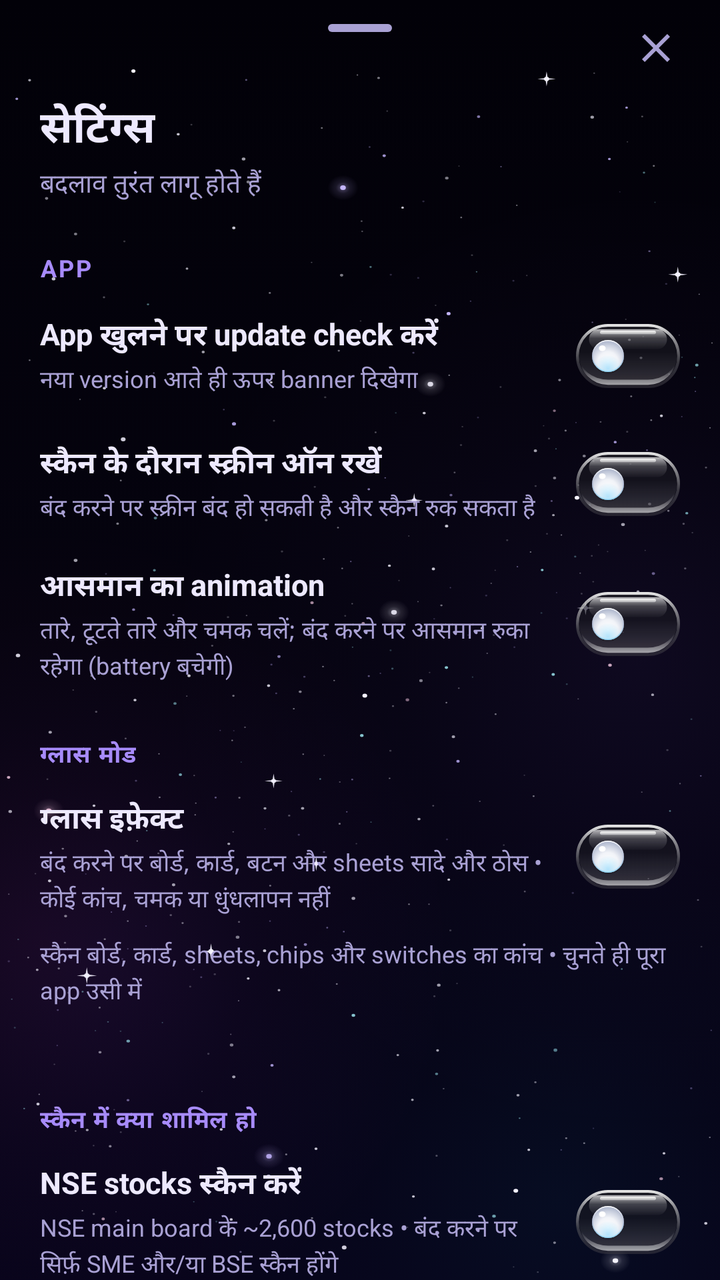
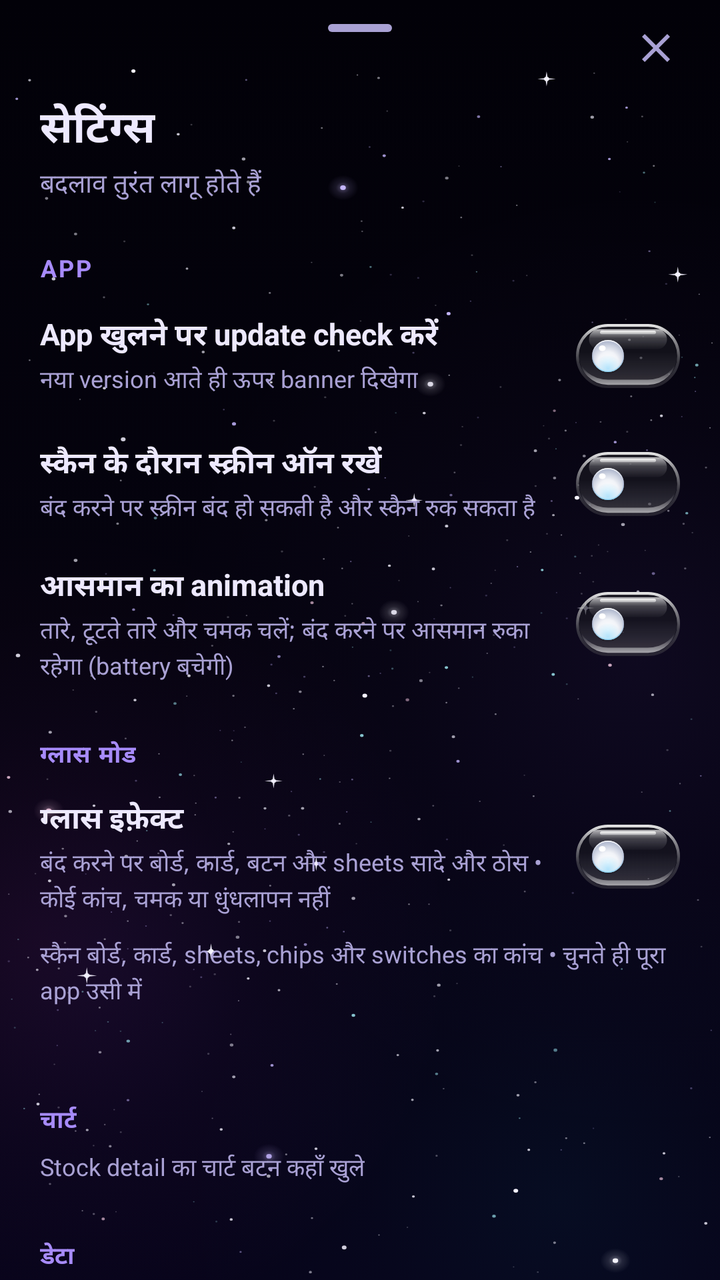

The first picture is an Android layout as it rendered before a commit; the second is the same layout after the commit. The layout source and the unified diff follow.
<!-- AndroidManifest.xml: application theme Theme.ShareScan -->
<!-- res/layout/sheet_settings.xml -->
<?xml version="1.0" encoding="utf-8"?>
<LinearLayout xmlns:android="http://schemas.android.com/apk/res/android"
    xmlns:app="http://schemas.android.com/apk/res-auto"
    android:layout_width="match_parent"
    android:layout_height="wrap_content"
    android:orientation="vertical">

    <include
        android:id="@+id/sheetTopBar"
        layout="@layout/sheet_top_bar" />

    <TextView
        style="@style/SheetTitle"
        android:layout_width="wrap_content"
        android:layout_height="wrap_content"
        android:text="@string/settings_title" />

    <TextView
        style="@style/SheetSubtitle"
        android:layout_width="wrap_content"
        android:layout_height="wrap_content"
        android:text="@string/settings_subtitle" />

    <androidx.core.widget.NestedScrollView
        android:layout_width="match_parent"
        android:layout_height="wrap_content">

        <LinearLayout
            android:layout_width="match_parent"
            android:layout_height="wrap_content"
            android:orientation="vertical"
            android:paddingBottom="24dp">

            <TextView
                style="@style/SettingsSection"
                android:layout_width="wrap_content"
                android:layout_height="wrap_content"
                android:text="@string/settings_section_app" />

            <LinearLayout
                android:id="@+id/settingUpdatesRow"
                style="@style/SettingsRow"
                android:layout_width="match_parent"
                android:layout_height="wrap_content">

                <LinearLayout
                    android:layout_width="0dp"
                    android:layout_height="wrap_content"
                    android:layout_marginEnd="12dp"
                    android:layout_weight="1"
                    android:orientation="vertical">

                    <TextView
                        style="@style/SettingsRowTitle"
                        android:layout_width="wrap_content"
                        android:layout_height="wrap_content"
                        android:text="@string/settings_updates" />

                    <TextView
                        style="@style/SettingsRowBody"
                        android:layout_width="wrap_content"
                        android:layout_height="wrap_content"
                        android:text="@string/settings_updates_body" />
                </LinearLayout>

                <com.google.android.material.materialswitch.MaterialSwitch
                    android:id="@+id/settingUpdates"
                    android:layout_width="wrap_content"
                    android:layout_height="wrap_content"
                    android:contentDescription="@string/settings_updates" />
            </LinearLayout>

            <LinearLayout
                android:id="@+id/settingScreenRow"
                style="@style/SettingsRow"
                android:layout_width="match_parent"
                android:layout_height="wrap_content">

                <LinearLayout
                    android:layout_width="0dp"
                    android:layout_height="wrap_content"
                    android:layout_marginEnd="12dp"
                    android:layout_weight="1"
                    android:orientation="vertical">

                    <TextView
                        style="@style/SettingsRowTitle"
                        android:layout_width="wrap_content"
                        android:layout_height="wrap_content"
                        android:text="@string/settings_screen" />

                    <TextView
                        style="@style/SettingsRowBody"
                        android:layout_width="wrap_content"
                        android:layout_height="wrap_content"
                        android:text="@string/settings_screen_body" />
                </LinearLayout>

                <com.google.android.material.materialswitch.MaterialSwitch
                    android:id="@+id/settingScreen"
                    android:layout_width="wrap_content"
                    android:layout_height="wrap_content"
                    android:contentDescription="@string/settings_screen" />
            </LinearLayout>

            <LinearLayout
                android:id="@+id/settingSkyRow"
                style="@style/SettingsRow"
                android:layout_width="match_parent"
                android:layout_height="wrap_content">

                <LinearLayout
                    android:layout_width="0dp"
                    android:layout_height="wrap_content"
                    android:layout_marginEnd="12dp"
                    android:layout_weight="1"
                    android:orientation="vertical">

                    <TextView
                        style="@style/SettingsRowTitle"
                        android:layout_width="wrap_content"
                        android:layout_height="wrap_content"
                        android:text="@string/settings_sky" />

                    <TextView
                        style="@style/SettingsRowBody"
                        android:layout_width="wrap_content"
                        android:layout_height="wrap_content"
                        android:text="@string/settings_sky_body" />
                </LinearLayout>

                <com.google.android.material.materialswitch.MaterialSwitch
                    android:id="@+id/settingSky"
                    android:layout_width="wrap_content"
                    android:layout_height="wrap_content"
                    android:contentDescription="@string/settings_sky" />
            </LinearLayout>

            
            <TextView
                style="@style/SettingsSection"
                android:layout_width="wrap_content"
                android:layout_height="wrap_content"
                android:text="@string/settings_section_glass" />

            
            <LinearLayout
                android:id="@+id/settingGlassRow"
                style="@style/SettingsRow"
                android:layout_width="match_parent"
                android:layout_height="wrap_content">

                <LinearLayout
                    android:layout_width="0dp"
                    android:layout_height="wrap_content"
                    android:layout_marginEnd="12dp"
                    android:layout_weight="1"
                    android:orientation="vertical">

                    <TextView
                        style="@style/SettingsRowTitle"
                        android:layout_width="wrap_content"
                        android:layout_height="wrap_content"
                        android:text="@string/settings_glass_on" />

                    <TextView
                        style="@style/SettingsRowBody"
                        android:layout_width="wrap_content"
                        android:layout_height="wrap_content"
                        android:text="@string/settings_glass_on_body" />
                </LinearLayout>

                <com.google.android.material.materialswitch.MaterialSwitch
                    android:id="@+id/settingGlassOn"
                    android:layout_width="wrap_content"
                    android:layout_height="wrap_content"
                    android:contentDescription="@string/settings_glass_on" />
            </LinearLayout>

            <TextView
                style="@style/SettingsRowBody"
                android:layout_width="wrap_content"
                android:layout_height="wrap_content"
                android:layout_marginHorizontal="20dp"
                android:text="@string/settings_glass_body" />

            <com.google.android.material.chip.ChipGroup
                android:id="@+id/settingGlass"
                android:layout_width="match_parent"
                android:layout_height="wrap_content"
                android:layout_marginTop="8dp"
                android:paddingHorizontal="20dp"
                app:selectionRequired="true"
                app:singleSelection="true" />

            <TextView
                android:id="@+id/settingGlassCurrent"
                style="@style/SettingsRowBody"
                android:layout_width="wrap_content"
                android:layout_height="wrap_content"
                android:layout_marginHorizontal="20dp"
                android:layout_marginTop="4dp" />

            <TextView
                style="@style/SettingsSection"
                android:layout_width="wrap_content"
                android:layout_height="wrap_content"
                android:text="@string/settings_section_scan" />

            <LinearLayout
                android:id="@+id/settingNseRow"
                style="@style/SettingsRow"
                android:layout_width="match_parent"
                android:layout_height="wrap_content">

                <LinearLayout
                    android:layout_width="0dp"
                    android:layout_height="wrap_content"
                    android:layout_marginEnd="12dp"
                    android:layout_weight="1"
                    android:orientation="vertical">

                    <TextView
                        style="@style/SettingsRowTitle"
                        android:layout_width="wrap_content"
                        android:layout_height="wrap_content"
                        android:text="@string/settings_nse" />

                    <TextView
                        style="@style/SettingsRowBody"
                        android:layout_width="wrap_content"
                        android:layout_height="wrap_content"
                        android:text="@string/settings_nse_body" />
                </LinearLayout>

                <com.google.android.material.materialswitch.MaterialSwitch
                    android:id="@+id/settingNse"
                    android:layout_width="wrap_content"
                    android:layout_height="wrap_content"
                    android:contentDescription="@string/settings_nse" />
            </LinearLayout>

            <LinearLayout
                android:id="@+id/settingSmeRow"
                style="@style/SettingsRow"
                android:layout_width="match_parent"
                android:layout_height="wrap_content">

                <LinearLayout
                    android:layout_width="0dp"
                    android:layout_height="wrap_content"
                    android:layout_marginEnd="12dp"
                    android:layout_weight="1"
                    android:orientation="vertical">

                    <TextView
                        style="@style/SettingsRowTitle"
                        android:layout_width="wrap_content"
                        android:layout_height="wrap_content"
                        android:text="@string/settings_sme" />

                    <TextView
                        style="@style/SettingsRowBody"
                        android:layout_width="wrap_content"
                        android:layout_height="wrap_content"
                        android:text="@string/settings_sme_body" />
                </LinearLayout>

                <com.google.android.material.materialswitch.MaterialSwitch
                    android:id="@+id/settingSme"
                    android:layout_width="wrap_content"
                    android:layout_height="wrap_content"
                    android:contentDescription="@string/settings_sme" />
            </LinearLayout>

            <LinearLayout
                android:id="@+id/settingBseRow"
                style="@style/SettingsRow"
                android:layout_width="match_parent"
                android:layout_height="wrap_content">

                <LinearLayout
                    android:layout_width="0dp"
                    android:layout_height="wrap_content"
                    android:layout_marginEnd="12dp"
                    android:layout_weight="1"
                    android:orientation="vertical">

                    <TextView
                        style="@style/SettingsRowTitle"
                        android:layout_width="wrap_content"
                        android:layout_height="wrap_content"
                        android:text="@string/settings_bse" />

                    <TextView
                        style="@style/SettingsRowBody"
                        android:layout_width="wrap_content"
                        android:layout_height="wrap_content"
                        android:text="@string/settings_bse_body" />
                </LinearLayout>

                <com.google.android.material.materialswitch.MaterialSwitch
                    android:id="@+id/settingBse"
                    android:layout_width="wrap_content"
                    android:layout_height="wrap_content"
                    android:contentDescription="@string/settings_bse" />
            </LinearLayout>

            <TextView
                style="@style/SettingsSection"
                android:layout_width="wrap_content"
                android:layout_height="wrap_content"
                android:text="@string/settings_section_chart" />

            <TextView
                style="@style/SettingsRowBody"
                android:layout_width="wrap_content"
                android:layout_height="wrap_content"
                android:layout_marginHorizontal="20dp"
                android:text="@string/settings_chart_body" />

            <com.google.android.material.chip.ChipGroup
                android:id="@+id/settingChart"
                android:layout_width="match_parent"
                android:layout_height="wrap_content"
                android:layout_marginTop="8dp"
                android:paddingHorizontal="20dp"
                app:selectionRequired="true"
                app:singleSelection="true" />

            <TextView
                style="@style/SettingsSection"
                android:layout_width="wrap_content"
                android:layout_height="wrap_content"
                android:text="@string/settings_section_data" />

            <com.google.android.material.button.MaterialButton
                android:id="@+id/settingClearWatchlist"
                style="@style/SettingsAction"
                android:layout_width="match_parent"
                android:layout_height="wrap_content"
                app:icon="@drawable/ic_star_outline" />

            <com.google.android.material.button.MaterialButton
                android:id="@+id/settingResetFilters"
                style="@style/SettingsAction"
                android:layout_width="match_parent"
                android:layout_height="wrap_content"
                android:text="@string/settings_reset_filters"
                app:icon="@drawable/ic_tune" />

            <com.google.android.material.button.MaterialButton
                android:id="@+id/settingClearRanks"
                style="@style/SettingsAction"
                android:layout_width="match_parent"
                android:layout_height="wrap_content"
                android:text="@string/settings_clear_ranks"
                app:icon="@drawable/ic_delete" />
        </LinearLayout>
    </androidx.core.widget.NestedScrollView>
</LinearLayout>
<!-- res/layout/sheet_top_bar.xml (included above) -->
<?xml version="1.0" encoding="utf-8"?>
<FrameLayout xmlns:android="http://schemas.android.com/apk/res/android"
    xmlns:app="http://schemas.android.com/apk/res-auto"
    android:layout_width="match_parent"
    android:layout_height="wrap_content">

    <com.google.android.material.bottomsheet.BottomSheetDragHandleView
        android:layout_width="match_parent"
        android:layout_height="wrap_content" />

    <ImageButton
        android:id="@+id/sheetBack"
        android:layout_width="48dp"
        android:layout_height="48dp"
        android:layout_gravity="start|center_vertical"
        android:layout_marginStart="8dp"
        android:background="?attr/selectableItemBackgroundBorderless"
        android:contentDescription="@string/sheet_back"
        android:src="@drawable/ic_arrow_back"
        android:visibility="gone"
        app:tint="@color/text_primary" />

    <ImageButton
        android:id="@+id/sheetClose"
        android:layout_width="48dp"
        android:layout_height="48dp"
        android:layout_gravity="end|center_vertical"
        android:layout_marginEnd="8dp"
        android:background="?attr/selectableItemBackgroundBorderless"
        android:contentDescription="@string/sheet_close"
        android:src="@drawable/ic_close"
        app:tint="@color/text_secondary" />
</FrameLayout>
<!-- resources referenced by this layout -->
<resources>
  <string name="settings_bse">BSE stocks भी स्कैन करें</string>
  <string name="settings_bse_body">NSE चालू हो तो सिर्फ़ BSE वाले ~2,000 stocks जुड़ते हैं, NSE बंद हो तो BSE के सभी ~4,400 • स्कैन लंबा होगा • सिर्फ़ BSE वाले stocks का market cap नहीं दिखता • अगले स्कैन से</string>
  <string name="settings_chart_body">Stock detail का चार्ट बटन कहाँ खुले</string>
  <string name="settings_clear_ranks">NEW / ▲▼ rank history साफ़ करें</string>
  <string name="settings_glass_body">स्कैन बोर्ड, कार्ड, sheets, chips और switches का कांच • चुनते ही पूरा app उसी में</string>
  <string name="settings_glass_on">ग्लास इफ़ेक्ट</string>
  <string name="settings_glass_on_body">बंद करने पर बोर्ड, कार्ड, बटन और sheets सादे और ठोस • कोई कांच, चमक या धुंधलापन नहीं</string>
  <string name="settings_nse">NSE stocks स्कैन करें</string>
  <string name="settings_nse_body">NSE main board के ~2,600 stocks • बंद करने पर सिर्फ़ SME और/या BSE स्कैन होंगे</string>
  <string name="settings_reset_filters">सभी Filters reset करें</string>
  <string name="settings_screen">स्कैन के दौरान स्क्रीन ऑन रखें</string>
  <string name="settings_screen_body">बंद करने पर स्क्रीन बंद हो सकती है और स्कैन रुक सकता है</string>
  <string name="settings_section_app">App</string>
  <string name="settings_section_chart">चार्ट</string>
  <string name="settings_section_data">डेटा</string>
  <string name="settings_section_glass">ग्लास मोड</string>
  <string name="settings_section_scan">स्कैन में क्या शामिल हो</string>
  <string name="settings_sky">आसमान का animation</string>
  <string name="settings_sky_body">तारे, टूटते तारे और चमक चलें; बंद करने पर आसमान रुका रहेगा (battery बचेगी)</string>
  <string name="settings_sme">NSE SME stocks भी स्कैन करें</string>
  <string name="settings_sme_body">NSE Emerge के ~580 छोटे stocks; जिनका price data मिलता है (लगभग आधे) वही जुड़ेंगे • कम liquidity • अगले स्कैन से</string>
  <string name="settings_subtitle">बदलाव तुरंत लागू होते हैं</string>
  <string name="settings_title">सेटिंग्स</string>
  <string name="settings_updates">App खुलने पर update check करें</string>
  <string name="settings_updates_body">नया version आते ही ऊपर banner दिखेगा</string>
  <string name="sheet_back">वापस मेन्यू पर</string>
  <string name="sheet_close">बंद करें</string>
  <color name="galaxy_accent">#A78BFA</color>
  <color name="galaxy_on_accent">#1B0B45</color>
  <color name="galaxy_accent_container">#3B2381</color>
  <color name="galaxy_on_accent_container">#EDE9FE</color>
  <color name="galaxy_primary_inverse">#5B3FD0</color>
  <color name="galaxy_cyan">#22D3EE</color>
  <color name="galaxy_magenta">#F472B6</color>
  <color name="galaxy_bg">#020108</color>
  <color name="galaxy_surface_high">#1D1347</color>
  <color name="galaxy_surface_lowest">#010005</color>
  <color name="galaxy_surface_low">#0E0829</color>
  <color name="galaxy_surface">#150D3A</color>
  <color name="galaxy_surface_highest">#271A58</color>
  <color name="galaxy_text">#EDE9FE</color>
  <color name="galaxy_text_soft">#A9A1D4</color>
  <color name="galaxy_outline">#3B2F7A</color>
  <color name="bear">#FB7185</color>
  <color name="galaxy_card">#B3170E3F</color>
  <color name="galaxy_card_stroke">#8CA78BFA</color>
  <color name="galaxy_sheet">#E0120A33</color>
  <color name="galaxy_track">#2A1E5E</color>
  <style name="Widget.ShareScan.Button" parent="Widget.Material3.Button">
          <item name="android:stateListAnimator">@animator/press_scale</item>
      </style>
  <style name="Widget.ShareScan.BottomSheet" parent="Widget.Material3.BottomSheet.Modal">
          <item name="backgroundTint">@color/glass_sheet</item>
      </style>
  <color name="hero_glass_mid">#666A22B5</color>
  <color name="hero_glass_end">#5908718F</color>
  <color name="hero_glass_start">#5922104E</color>
  <color name="glass_sheen">#2EFFFFFF</color>
  <color name="glass_rim">#59FFFFFF</color>
  <!-- unchanged entries left out for length: 37 -->
</resources>

<!-- the commit's change to res/layout/sheet_settings.xml (unified diff, before → after) -->
@@ -200,111 +200,6 @@
                 android:layout_height="wrap_content"
                 android:layout_marginHorizontal="20dp"
                 android:layout_marginTop="4dp" />
-
-            <TextView
-                style="@style/SettingsSection"
-                android:layout_width="wrap_content"
-                android:layout_height="wrap_content"
-                android:text="@string/settings_section_scan" />
-
-            <LinearLayout
-                android:id="@+id/settingNseRow"
-                style="@style/SettingsRow"
-                android:layout_width="match_parent"
-                android:layout_height="wrap_content">
-
-                <LinearLayout
-                    android:layout_width="0dp"
-                    android:layout_height="wrap_content"
-                    android:layout_marginEnd="12dp"
-                    android:layout_weight="1"
-                    android:orientation="vertical">
-
-                    <TextView
-                        style="@style/SettingsRowTitle"
-                        android:layout_width="wrap_content"
-                        android:layout_height="wrap_content"
-                        android:text="@string/settings_nse" />
-
-                    <TextView
-                        style="@style/SettingsRowBody"
-                        android:layout_width="wrap_content"
-                        android:layout_height="wrap_content"
-                        android:text="@string/settings_nse_body" />
-                </LinearLayout>
-
-                <com.google.android.material.materialswitch.MaterialSwitch
-                    android:id="@+id/settingNse"
-                    android:layout_width="wrap_content"
-                    android:layout_height="wrap_content"
-                    android:contentDescription="@string/settings_nse" />
-            </LinearLayout>
-
-            <LinearLayout
-                android:id="@+id/settingSmeRow"
-                style="@style/SettingsRow"
-                android:layout_width="match_parent"
-                android:layout_height="wrap_content">
-
-                <LinearLayout
-                    android:layout_width="0dp"
-                    android:layout_height="wrap_content"
-                    android:layout_marginEnd="12dp"
-                    android:layout_weight="1"
-                    android:orientation="vertical">
-
-                    <TextView
-                        style="@style/SettingsRowTitle"
-                        android:layout_width="wrap_content"
-                        android:layout_height="wrap_content"
-                        android:text="@string/settings_sme" />
-
-                    <TextView
-                        style="@style/SettingsRowBody"
-                        android:layout_width="wrap_content"
-                        android:layout_height="wrap_content"
-                        android:text="@string/settings_sme_body" />
-                </LinearLayout>
-
-                <com.google.android.material.materialswitch.MaterialSwitch
-                    android:id="@+id/settingSme"
-                    android:layout_width="wrap_content"
-                    android:layout_height="wrap_content"
-                    android:contentDescription="@string/settings_sme" />
-            </LinearLayout>
-
-            <LinearLayout
-                android:id="@+id/settingBseRow"
-                style="@style/SettingsRow"
-                android:layout_width="match_parent"
-                android:layout_height="wrap_content">
-
-                <LinearLayout
-                    android:layout_width="0dp"
-                    android:layout_height="wrap_content"
-                    android:layout_marginEnd="12dp"
-                    android:layout_weight="1"
-                    android:orientation="vertical">
-
-                    <TextView
-                        style="@style/SettingsRowTitle"
-                        android:layout_width="wrap_content"
-                        android:layout_height="wrap_content"
-                        android:text="@string/settings_bse" />
-
-                    <TextView
-                        style="@style/SettingsRowBody"
-                        android:layout_width="wrap_content"
-                        android:layout_height="wrap_content"
-                        android:text="@string/settings_bse_body" />
-                </LinearLayout>
-
-                <com.google.android.material.materialswitch.MaterialSwitch
-                    android:id="@+id/settingBse"
-                    android:layout_width="wrap_content"
-                    android:layout_height="wrap_content"
-                    android:contentDescription="@string/settings_bse" />
-            </LinearLayout>
 
             <TextView
                 style="@style/SettingsSection"
<!-- resource entries referenced after the edit -->
@@ -1,14 +1,10 @@
 <!-- resources referenced by this layout -->
 <resources>
-  <string name="settings_bse">BSE stocks भी स्कैन करें</string>
-  <string name="settings_bse_body">NSE चालू हो तो सिर्फ़ BSE वाले ~2,000 stocks जुड़ते हैं, NSE बंद हो तो BSE के सभी ~4,400 • स्कैन लंबा होगा • सिर्फ़ BSE वाले stocks का market cap नहीं दिखता • अगले स्कैन से</string>
   <string name="settings_chart_body">Stock detail का चार्ट बटन कहाँ खुले</string>
   <string name="settings_clear_ranks">NEW / ▲▼ rank history साफ़ करें</string>
   <string name="settings_glass_body">स्कैन बोर्ड, कार्ड, sheets, chips और switches का कांच • चुनते ही पूरा app उसी में</string>
   <string name="settings_glass_on">ग्लास इफ़ेक्ट</string>
   <string name="settings_glass_on_body">बंद करने पर बोर्ड, कार्ड, बटन और sheets सादे और ठोस • कोई कांच, चमक या धुंधलापन नहीं</string>
-  <string name="settings_nse">NSE stocks स्कैन करें</string>
-  <string name="settings_nse_body">NSE main board के ~2,600 stocks • बंद करने पर सिर्फ़ SME और/या BSE स्कैन होंगे</string>
   <string name="settings_reset_filters">सभी Filters reset करें</string>
   <string name="settings_screen">स्कैन के दौरान स्क्रीन ऑन रखें</string>
   <string name="settings_screen_body">बंद करने पर स्क्रीन बंद हो सकती है और स्कैन रुक सकता है</string>
@@ -16,11 +12,8 @@
   <string name="settings_section_chart">चार्ट</string>
   <string name="settings_section_data">डेटा</string>
   <string name="settings_section_glass">ग्लास मोड</string>
-  <string name="settings_section_scan">स्कैन में क्या शामिल हो</string>
   <string name="settings_sky">आसमान का animation</string>
   <string name="settings_sky_body">तारे, टूटते तारे और चमक चलें; बंद करने पर आसमान रुका रहेगा (battery बचेगी)</string>
-  <string name="settings_sme">NSE SME stocks भी स्कैन करें</string>
-  <string name="settings_sme_body">NSE Emerge के ~580 छोटे stocks; जिनका price data मिलता है (लगभग आधे) वही जुड़ेंगे • कम liquidity • अगले स्कैन से</string>
   <string name="settings_subtitle">बदलाव तुरंत लागू होते हैं</string>
   <string name="settings_title">सेटिंग्स</string>
   <string name="settings_updates">App खुलने पर update check करें</string>
